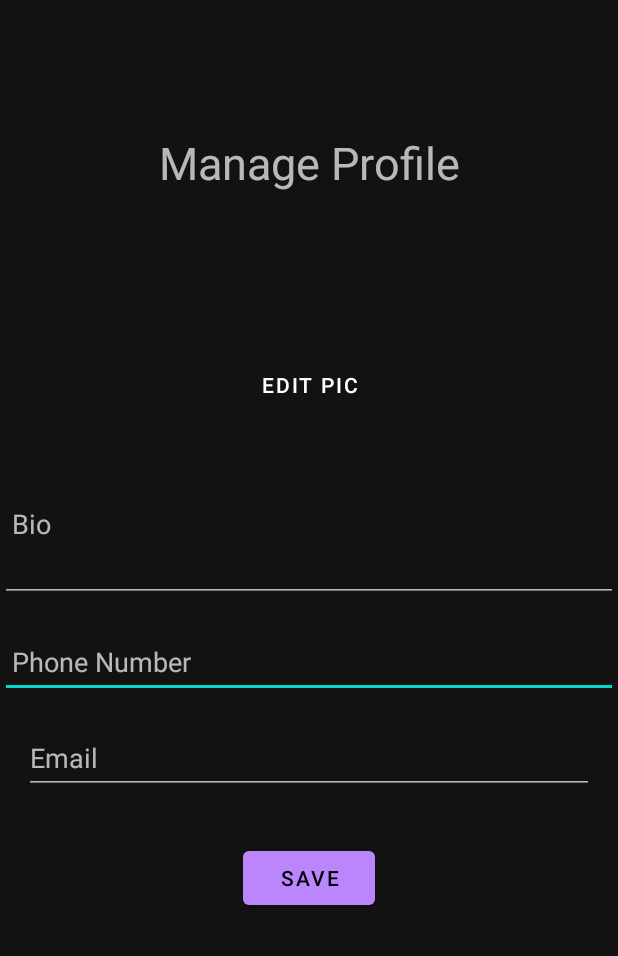
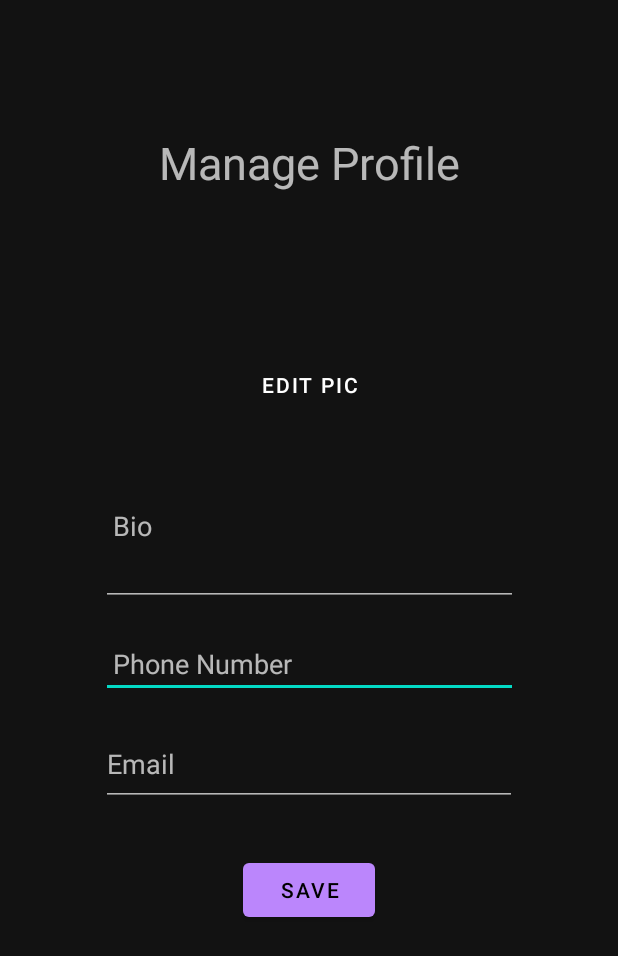
Before and after one commit to Team2FS/GameVault, an Android app: the ManageProfileActivity screen opened directly, with no data from a screen before it, on a phone screen of 412 x 824 dp. Shown: the top 956 px of the screen. Run offline under Robolectric (Android 15) with nearby library versions, the phone set to English and light mode, and no system bars; our stand-ins replace Firebase (no records; nobody signed in at launch, a user with empty details on screens opened directly); pictures from the network do not load.

Commit message:
centered manage profile back

```diff
--- a/app/src/main/res/layout/activity_manage_profile.xml
+++ b/app/src/main/res/layout/activity_manage_profile.xml
@@ -47,8 +47,8 @@
             android:layout_marginTop="8dp" />
     <EditText
             android:id="@+id/etPhone"
-            android:layout_width="0dp"
-            android:layout_height="wrap_content"
+            android:layout_width="278dp"
+            android:layout_height="45dp"
             android:hint="Phone Number"
             android:minHeight="48dp"
             app:layout_constraintTop_toBottomOf="@id/etBio"
@@ -60,8 +60,8 @@
 
     <EditText
             android:id="@+id/etEmail"
-            android:layout_width="0dp"
-            android:layout_height="wrap_content"
+            android:layout_width="277dp"
+            android:layout_height="56dp"
             android:hint="Email"
             android:inputType="textEmailAddress"
             android:minHeight="48dp"
@@ -74,8 +74,8 @@
 
     <EditText
             android:id="@+id/etBio"
-            android:layout_width="0dp"
-            android:layout_height="wrap_content"
+            android:layout_width="278dp"
+            android:layout_height="107dp"
             android:hint="Bio"
             android:inputType="textMultiLine"
             android:lines="4"
```
